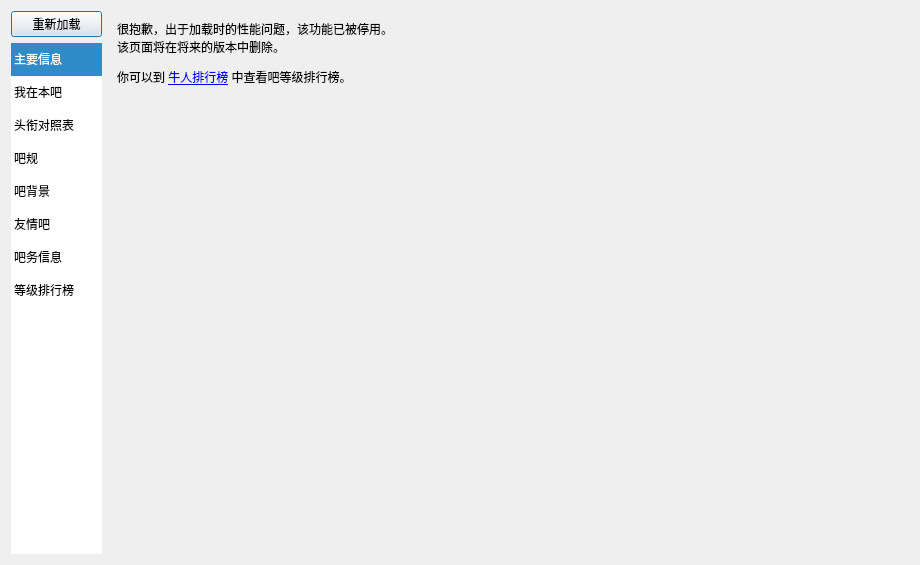
Above: src/resf/forum_detail.ui from clb-128258/TiebaDesktop before the change. Below: the same form after it.
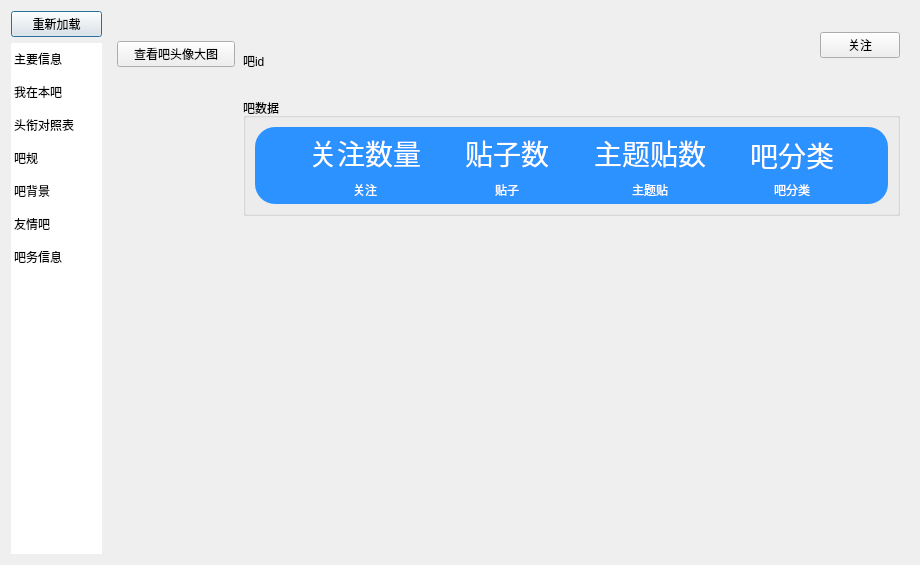
That is the form after the change. The open tabs and pages were chosen to show the change.

Commit message: feat!: 移除吧详情页的 `等级排行榜` 模块

```diff
--- a/src/resf/forum_detail.ui
+++ b/src/resf/forum_detail.ui
@@ -1319,26 +1319,6 @@
        </item>
       </layout>
      </widget>
-     <widget class="QWidget" name="stackedWidgetPage8">
-      <layout class="QGridLayout" name="gridLayout_4">
-       <item row="0" column="0">
-        <widget class="QLabel" name="label_15">
-         <property name="text">
-          <string>&lt;html&gt;&lt;head/&gt;&lt;body&gt;&lt;p&gt;很抱歉，出于加载时的性能问题，该功能已被停用。&lt;br/&gt;该页面将在将来的版本中删除。&lt;/p&gt;&lt;p&gt;你可以到 &lt;a href=&quot;https://tieba.baidu.com/f/like/furank?kw=xxx&amp;amp;ie=utf-8&quot;&gt;&lt;span style=&quot; text-decoration: underline; color:#0000ff;&quot;&gt;牛人排行榜&lt;/span&gt;&lt;/a&gt; 中查看吧等级排行榜。&lt;/p&gt;&lt;/body&gt;&lt;/html&gt;</string>
-         </property>
-         <property name="alignment">
-          <set>Qt::AlignLeading|Qt::AlignLeft|Qt::AlignTop</set>
-         </property>
-         <property name="wordWrap">
-          <bool>true</bool>
-         </property>
-         <property name="openExternalLinks">
-          <bool>false</bool>
-         </property>
-        </widget>
-       </item>
-      </layout>
-     </widget>
     </widget>
    </item>
    <item row="1" column="0">
@@ -1362,7 +1342,7 @@
       <enum>QFrame::NoFrame</enum>
      </property>
      <property name="currentRow">
-      <number>0</number>
+      <number>-1</number>
      </property>
      <item>
       <property name="text">
@@ -1399,11 +1379,6 @@
        <string>吧务信息</string>
       </property>
      </item>
-     <item>
-      <property name="text">
-       <string>等级排行榜</string>
-      </property>
-     </item>
     </widget>
    </item>
   </layout>
```
The commit also changes 3 other files.
